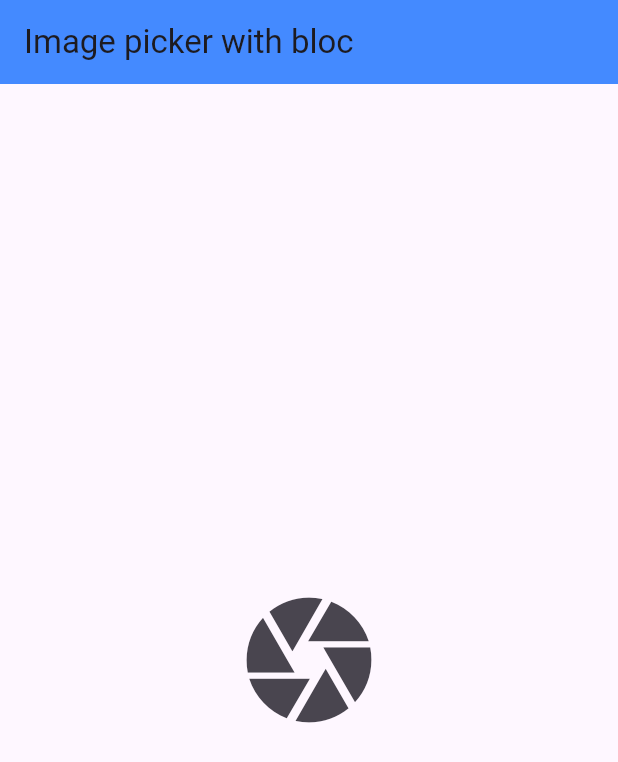
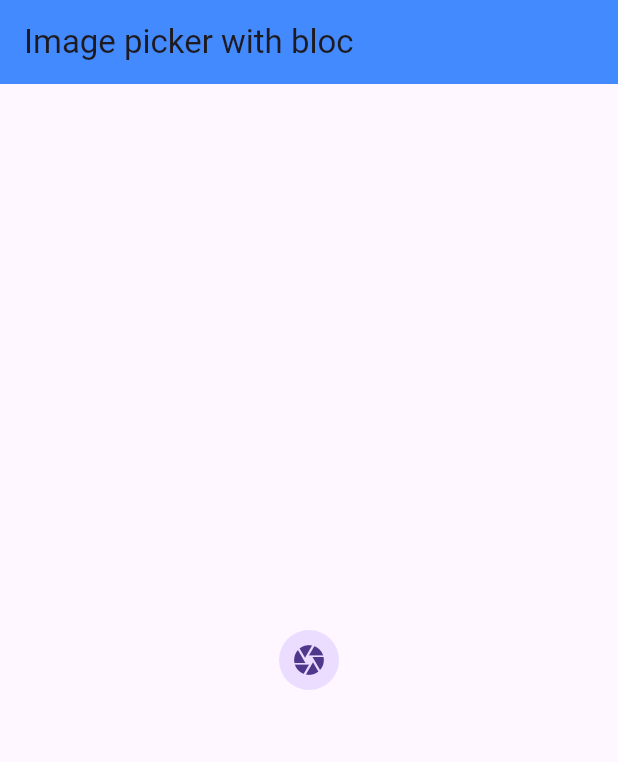
Before and after one commit to farizfarooqui/Flutter-BloC, a Flutter app: the screen it shows after launch, on a phone screen of 412 x 824 dp. Shown: the top 762 px of the screen. Run offline on Flutter 3.47's test engine with Material 3 defaults, Android fonts, the light colour scheme and no system bars; our stand-ins replace bloc, equatable, flutter_bloc, image_picker.

Commit message:
capture image from camera

```diff
--- /dev/null
+++ b/lib/Image_picker/bloc/image_picker_bloc.dart
@@ -0,0 +1,29 @@
+import 'dart:async';
+import 'package:bloc/bloc.dart';
+import 'package:blocpract/util/image_picker_util.dart';
+import 'package:equatable/equatable.dart';
+import 'package:image_picker/image_picker.dart';
+part 'image_picker_event.dart';
+part 'image_picker_state.dart';
+
+
+class ImagePickerBloc extends Bloc<ImagePickerEvent, ImagePickerState> {
+  final ImagePickerUtils imagePickerUtils;
+
+  ImagePickerBloc(this.imagePickerUtils) : super(const ImagePickerState()) {
+    on<CameraCaptureEvent>(cameraCaptureEvent);
+    on<GalleryPickerEvent>(galleryPickerEvent);
+  }
+
+  FutureOr<void> cameraCaptureEvent(
+      CameraCaptureEvent event, Emitter<ImagePickerState> emit) async {
+    XFile? file = await imagePickerUtils.cameraCapture();
+    emit(state.copyWith(file: file));
+  }
+
+  FutureOr<void> galleryPickerEvent(
+      GalleryPickerEvent event, Emitter<ImagePickerState> emit) async {
+    XFile? file = await imagePickerUtils.gallerySelection();
+    emit(state.copyWith(file: file));
+  }
+}
--- /dev/null
+++ b/lib/Image_picker/bloc/image_picker_event.dart
@@ -0,0 +1,12 @@
+part of 'image_picker_bloc.dart';
+
+abstract class ImagePickerEvent extends Equatable {
+  const ImagePickerEvent();
+
+  @override
+  List<Object> get props => [];
+}
+
+class CameraCaptureEvent extends ImagePickerEvent {}
+
+class GalleryPickerEvent extends ImagePickerEvent {}
--- /dev/null
+++ b/lib/Image_picker/bloc/image_picker_state.dart
@@ -0,0 +1,13 @@
+part of 'image_picker_bloc.dart';
+
+class ImagePickerState extends Equatable {
+  final XFile? file;
+  const ImagePickerState({this.file});
+
+  ImagePickerState copyWith({XFile? file}) {
+    return ImagePickerState(file: file ?? this.file);
+  }
+
+  @override
+  List<Object?> get props => [file];
+}
--- a/lib/Image_picker/image_picker_screen.dart
+++ /dev/null
@@ -1,33 +0,0 @@
-import 'package:flutter/material.dart';
-
-class ImagePickerScreen extends StatefulWidget {
-  const ImagePickerScreen({super.key});
-
-  @override
-  State<ImagePickerScreen> createState() => _ImagePickerScreenState();
-}
-
-class _ImagePickerScreenState extends State<ImagePickerScreen> {
-  @override
-  Widget build(BuildContext context) {
-    return Scaffold(
-      appBar: AppBar(
-        backgroundColor: Colors.blueAccent,
-        title: const Text('Image picker with bloc'),
-      ),
-      body: Column(
-        mainAxisAlignment: MainAxisAlignment.center,
-        children: [
-          Center(
-            child: IconButton(
-                onPressed: () {},
-                icon: const Icon(
-                  Icons.camera,
-                  size: 100,
-                )),
-          )
-        ],
-      ),
-    );
-  }
-}
--- a/lib/HomeView/counterscreen.dart
+++ b/lib/UI/counterscreen.dart
@@ -1,4 +1,4 @@
-import 'package:blocpract/HomeView/bloc/home_bloc.dart';
+import 'package:blocpract/counter/bloc/home_bloc.dart';
 import 'package:flutter/material.dart';
 import 'package:flutter_bloc/flutter_bloc.dart';
 
--- /dev/null
+++ b/lib/UI/image_picker_screen.dart
@@ -0,0 +1,38 @@
+import 'dart:io';
+
+import 'package:blocpract/Image_picker/bloc/image_picker_bloc.dart';
+import 'package:flutter/material.dart';
+import 'package:flutter_bloc/flutter_bloc.dart';
+
+class ImagePickerScreen extends StatefulWidget {
+  const ImagePickerScreen({super.key});
+
+  @override
+  State<ImagePickerScreen> createState() => _ImagePickerScreenState();
+}
+
+class _ImagePickerScreenState extends State<ImagePickerScreen> {
+  @override
+  Widget build(BuildContext context) {
+    return Scaffold(
+      appBar: AppBar(
+        backgroundColor: Colors.blueAccent,
+        title: const Text('Image picker with bloc'),
+      ),
+      body: BlocBuilder<ImagePickerBloc, ImagePickerState>(
+        builder: (context, state) {
+          if (state.file == null) {
+            return InkWell(
+                onTap: () {
+                  context.read<ImagePickerBloc>().add(CameraCaptureEvent());
+                },
+                child: const Center(
+                     child: CircleAvatar(child: Icon(Icons.camera))));
+          } else {
+            return Image.file(File(state.file!.path.toString()));
+          }
+        },
+      ),
+    );
+  }
+}
--- a/lib/switch_screen/switch_screen.dart
+++ b/lib/UI/switch_screen.dart
@@ -1,4 +1,4 @@
-import 'package:blocpract/switch_screen/bloc/switch_bloc.dart';
+import 'package:blocpract/switch_toggle/bloc/switch_bloc.dart';
 import 'package:flutter/material.dart';
 import 'package:flutter_bloc/flutter_bloc.dart';
 
--- a/lib/main.dart
+++ b/lib/main.dart
@@ -1,7 +1,8 @@
-import 'package:blocpract/HomeView/bloc/home_bloc.dart';
-import 'package:blocpract/Image_picker/image_picker_screen.dart';
-import 'package:blocpract/switch_screen/bloc/switch_bloc.dart';
-import 'package:blocpract/switch_screen/switch_screen.dart';
+import 'package:blocpract/Image_picker/bloc/image_picker_bloc.dart';
+import 'package:blocpract/UI/image_picker_screen.dart';
+import 'package:blocpract/counter/bloc/home_bloc.dart';
+import 'package:blocpract/switch_toggle/bloc/switch_bloc.dart';
+import 'package:blocpract/util/image_picker_util.dart';
 import 'package:flutter/material.dart';
 import 'package:flutter_bloc/flutter_bloc.dart';
 
@@ -22,6 +23,9 @@ class MyApp extends StatelessWidget {
           BlocProvider(
             create: (context) => SwitchBloc(),
           ),
+          BlocProvider(
+            create: (context) => ImagePickerBloc(ImagePickerUtils()),
+          )
         ],
         child: const MaterialApp(
           debugShowCheckedModeBanner: false,
--- /dev/null
+++ b/lib/util/image_picker_util.dart
@@ -0,0 +1,14 @@
+import 'package:image_picker/image_picker.dart';
+
+class ImagePickerUtils {
+  final ImagePicker _picker = ImagePicker();
+
+  Future<XFile?> cameraCapture() async {
+    final XFile? file = await _picker.pickImage(source: ImageSource.camera);
+    return file;
+  }
+
+  Future<XFile?> gallerySelection() async {
+    final XFile? file = await _picker.pickImage(source: ImageSource.gallery);
+  }
+}
```
Also changed, not shown: lib/counter/bloc/home_bloc.dart (renamed from lib/HomeView/bloc/home_bloc.dart), lib/counter/bloc/home_event.dart (renamed from lib/HomeView/bloc/home_event.dart), lib/counter/bloc/home_state.dart (renamed from lib/HomeView/bloc/home_state.dart), lib/switch_toggle/bloc/switch_bloc.dart (renamed from lib/switch_screen/bloc/switch_bloc.dart), lib/switch_toggle/bloc/switch_event.dart (renamed from lib/switch_screen/bloc/switch_event.dart), lib/switch_toggle/bloc/switch_state.dart (renamed from lib/switch_screen/bloc/switch_state.dart), 1 other file.
